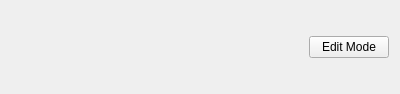
Old version of the form bnbnav-frontend/topwidget.ui in the repository vicr123/bnbnav.
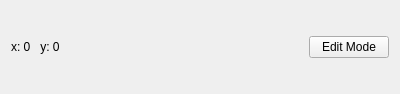
New version of the form.

The edit to the form file:
```diff
--- a/bnbnav-frontend/topwidget.ui
+++ b/bnbnav-frontend/topwidget.ui
@@ -14,6 +14,13 @@
    <string>Form</string>
   </property>
   <layout class="QHBoxLayout" name="horizontalLayout">
+   <item>
+    <widget class="QLabel" name="panLabel">
+     <property name="text">
+      <string notr="true">x: 0   y: 0</string>
+     </property>
+    </widget>
+   </item>
    <item>
     <spacer name="horizontalSpacer">
      <property name="orientation">
@@ -21,7 +28,7 @@
      </property>
      <property name="sizeHint" stdset="0">
       <size>
-       <width>293</width>
+       <width>230</width>
        <height>20</height>
       </size>
      </property>
```
